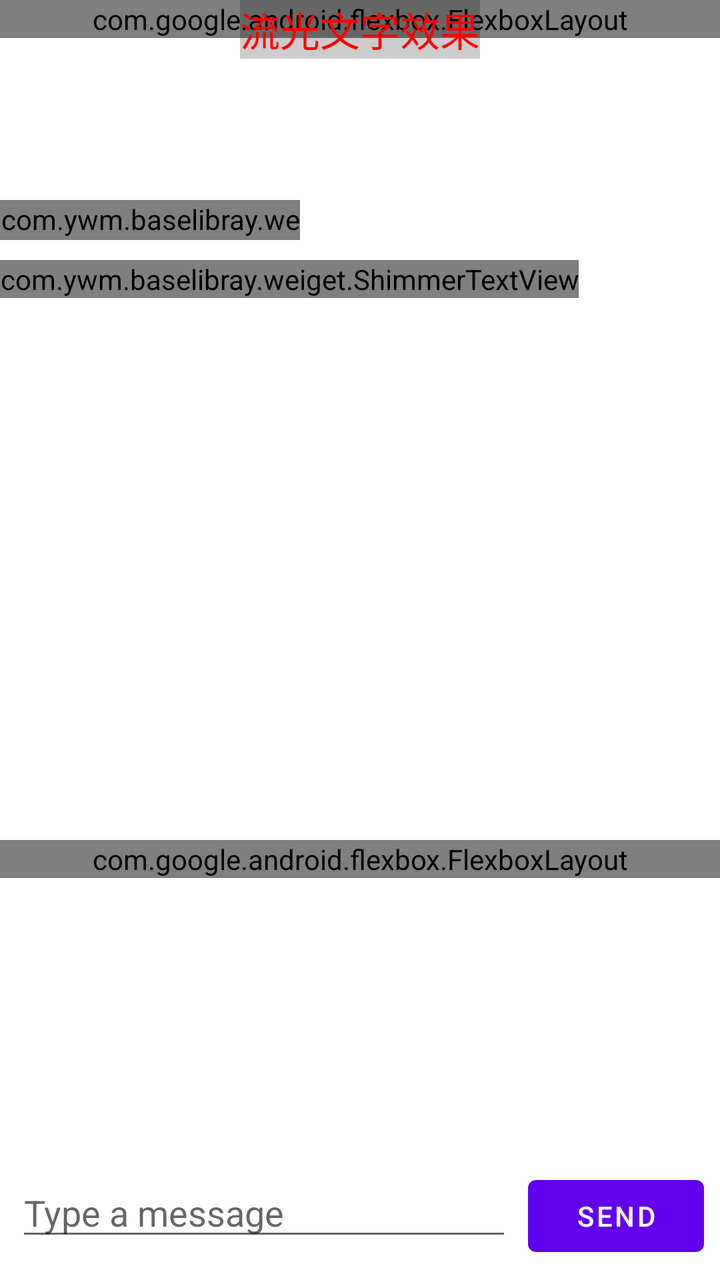
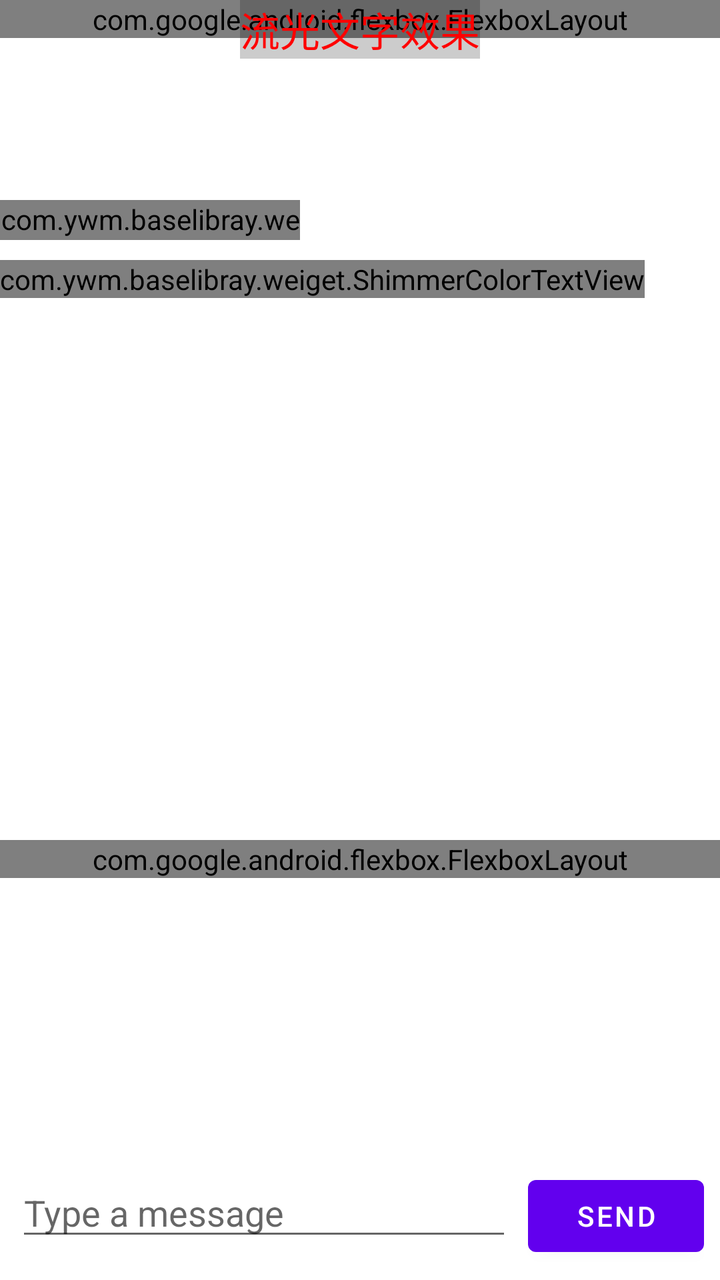

Before-and-after screenshots of an Android layout around one commit, followed by the original layout XML and the change that was made.
<!-- AndroidManifest.xml: application theme Theme.FirstApplication -->
<!-- res/layout/activity_main.xml -->
<?xml version="1.0" encoding="utf-8"?>
<androidx.constraintlayout.widget.ConstraintLayout xmlns:android="http://schemas.android.com/apk/res/android"
    xmlns:app="http://schemas.android.com/apk/res-auto"
    android:layout_width="match_parent"
    android:layout_height="match_parent"
    xmlns:tools="http://schemas.android.com/tools">

    <androidx.recyclerview.widget.RecyclerView
        android:id="@+id/recyclerView"
        android:layout_width="0dp"
        android:layout_height="550dp"
        tools:listitem="@layout/item_message"
        app:layout_constraintEnd_toEndOf="parent"
        app:layout_constraintStart_toStartOf="parent"
        app:layout_constraintTop_toTopOf="parent" />
    <com.ywm.baselibray.weiget.ColorfulShineTextView
        android:background="#333333"
        app:layout_constraintStart_toStartOf="parent"
        app:layout_constraintTop_toTopOf="parent"
        android:layout_width="150dp"
        android:layout_marginTop="100dp"
        android:layout_height="20dp"
        android:textSize="14sp"
        android:text="彩色流光文字adfadf"
        app:gradientColors="@array/rainbow_colors"
        app:shineEnabled="true"
        app:shineSpeed="15"
        app:shineColors="@array/gold_shine_colors" />
    <com.ywm.baselibray.weiget.ShimmerTextView
        app:layout_constraintStart_toStartOf="parent"
        app:layout_constraintTop_toTopOf="parent"
        android:id="@+id/shimmer"
        android:layout_marginTop="130dp"

        android:layout_width="wrap_content"
        android:layout_height="wrap_content"
        android:text="+ 流光效果文字dafadfasdfasd"
        android:textSize="24sp"
        app:shimmerAngle="20"
        app:shimmerColor="#80FFFFFF"
        app:shimmerEnabled="true"
        app:shimmerSpeed="1500"
        app:shimmergradientColors="@array/rainbow_colors" />
    <Button
        android:id="@+id/newMsgCome"
        android:layout_width="wrap_content"
        android:layout_height="wrap_content"
        android:visibility="gone"
        app:layout_constraintBottom_toBottomOf="@id/recyclerView"
        app:layout_constraintRight_toRightOf="@id/recyclerView"
        android:layout_marginStart="8dp"
        android:text="新消息" />
    <ImageView
        android:id="@+id/image"
        android:layout_width="200dp"
        android:layout_height="200dp"
        app:layout_constraintBottom_toBottomOf="parent"
        app:layout_constraintLeft_toLeftOf="parent"
        app:layout_constraintRight_toRightOf="parent"
        app:layout_constraintTop_toTopOf="parent" />
    <com.google.android.flexbox.FlexboxLayout
        android:layout_width="match_parent"
        app:layout_constraintStart_toStartOf="parent"
        app:layout_constraintEnd_toEndOf="parent"
        app:layout_constraintLeft_toLeftOf="@id/image"
        app:layout_constraintTop_toBottomOf="@id/image"
        android:layout_height="wrap_content">
        <LinearLayout
            android:layout_width="match_parent"
            android:orientation="vertical"
            android:layout_height="wrap_content">
            <com.ywm.baselibray.weiget.ShineViewWrapper
                android:id="@+id/shineView"
                app:layout_constraintStart_toStartOf="parent"
                app:layout_constraintEnd_toEndOf="parent"
                app:layout_constraintLeft_toLeftOf="@id/image"
                app:layout_constraintTop_toBottomOf="@id/image"
                android:layout_width="190dp"
                android:layout_height="50dp">
                <Button
                    android:id="@+id/picker"
                    android:layout_width="210dp"
                    android:layout_height="40dp"
                    android:text="选图片"
                    android:textColor="@color/white"
                    android:textSize="14sp"
                    android:gravity="center"
                    app:layout_constraintLeft_toLeftOf="@id/image"
                    app:layout_constraintTop_toBottomOf="@id/image" />
            </com.ywm.baselibray.weiget.ShineViewWrapper>


            <Button
                android:id="@+id/pag"
                android:layout_width="190dp"
                android:layout_height="40dp"
                android:background="@color/blue"
                android:gravity="center"
                android:textColor="@color/white"

                android:text="pag图片"/>
            <Button
                android:id="@+id/game"
                android:background="@color/blue"
                android:gravity="center"
                android:textColor="@color/white"

                android:layout_width="210dp"
                android:layout_height="40dp"
                android:text="game" />
            <Button
                android:id="@+id/vap"
                android:textColor="@color/white"
                android:background="@color/blue"
                android:layout_width="210dp"
                android:layout_height="40dp"
                android:gravity="center"
                android:text="vap" />
        </LinearLayout>

        <LinearLayout
            android:layout_width="match_parent"
            android:orientation="vertical"
            android:gravity="center"
            app:layout_constraintLeft_toLeftOf="@id/vap"
            app:layout_constraintTop_toBottomOf="@id/vap"
            android:layout_height="wrap_content">
            <Button
                android:id="@+id/scale"
                android:layout_width="100dp"
                android:layout_height="40dp"
                android:text="伸缩布局" />
            <Button
                android:id="@+id/dialogUtils"
                android:layout_width="100dp"
                android:layout_height="40dp"
                android:text="dialog utils"
                app:layout_constraintLeft_toLeftOf="@id/vap"
                app:layout_constraintTop_toBottomOf="@id/vap" />
            <Button
                android:id="@+id/scoreview"
                android:layout_width="100dp"
                android:layout_height="40dp"
                android:text="scoreview"
                app:layout_constraintLeft_toLeftOf="@id/dialogUtils"
                app:layout_constraintTop_toBottomOf="@id/dialogUtils" />
        </LinearLayout>
    </com.google.android.flexbox.FlexboxLayout>



    <com.google.android.flexbox.FlexboxLayout
        android:id="@+id/fl1"
        android:layout_width="match_parent"
        android:layout_height="wrap_content"
        android:orientation="vertical"
        android:visibility="visible"
        app:alignItems="center"
        app:alignContent="center"
        app:justifyContent="center"
        app:flexDirection="row"
        app:flexWrap="wrap"
        app:layout_constraintStart_toStartOf="parent"
        app:layout_constraintTop_toTopOf="parent">













        <TextView
            android:id="@+id/txt1"
            android:layout_width="wrap_content"
            android:layout_height="45dp"
            android:layout_marginHorizontal="2dp"
            android:background="@color/black"
            android:gravity="center"
            android:paddingHorizontal="3dp"
            android:text="adfasd"
            android:textColor="@color/white" />
        <ImageView
            android:id="@+id/iv_1"
            android:layout_width="45dp"
            android:layout_marginTop="80dp"
            android:layout_height="45dp"
            android:layout_marginHorizontal="2dp"
            android:gravity="center"
            android:background="#f5f5f5"
            android:paddingHorizontal="3dp"
            android:text="adfasd"
            android:textColor="@color/white" />
        <ImageView
            android:id="@+id/iv_2"
            android:background="#f5f5f5"
            android:layout_width="45dp"
            android:layout_marginTop="80dp"
            android:layout_height="45dp"
            android:layout_marginHorizontal="2dp"
            android:gravity="center"
            android:paddingHorizontal="3dp"
            android:text="adfasd"
            android:textColor="@color/white" />
        <TextView
            android:id="@+id/txt2"
            android:layout_width="wrap_content"
            android:layout_height="45dp"
            android:layout_marginHorizontal="2dp"
            android:background="@color/black"
            android:gravity="center"
            android:paddingHorizontal="3dp"
            android:text="adfasd"
            android:textColor="@color/white" />

        <TextView
            android:id="@+id/txt3"
            android:visibility="gone"
            android:layout_width="wrap_content"
            android:layout_height="35dp"
            android:layout_marginHorizontal="2dp"
            android:background="@color/black"
            android:gravity="center"
            android:paddingHorizontal="3dp"
            android:text="adfasdafdadfsasdf"
            android:textColor="@color/white" />

    </com.google.android.flexbox.FlexboxLayout>

    <com.google.android.flexbox.FlexboxLayout
        android:id="@+id/fl2"
        android:layout_width="200dp"
        android:layout_height="wrap_content"
        android:layout_marginTop="20dp"
        android:orientation="vertical"
        android:visibility="gone"
        app:flexDirection="row"
        app:layout_constraintStart_toStartOf="parent"
        app:layout_constraintTop_toBottomOf="@+id/fl1">

        <TextView
            android:layout_width="wrap_content"
            android:layout_height="25dp"
            android:background="@color/black"
            android:gravity="center"
            android:text="adfasdafdadfsasdf"
            android:textColor="@color/white" />

        <TextView
            android:layout_width="wrap_content"
            android:layout_height="25dp"
            android:background="@color/black"
            android:gravity="center"
            android:text="adfasdafdadfsasdf"
            android:textColor="@color/white" />

        <TextView
            android:layout_width="wrap_content"
            android:layout_height="25dp"
            android:background="@color/black"
            android:gravity="center"
            android:text="adfasdafdadfsasdf"
            android:textColor="@color/white" />

    </com.google.android.flexbox.FlexboxLayout>

    <androidx.constraintlayout.widget.ConstraintLayout
        android:layout_width="match_parent"
        android:layout_height="wrap_content"
        android:layout_marginTop="20dp"
        android:visibility="gone"
        app:layout_constraintStart_toStartOf="parent"
        app:layout_constraintTop_toBottomOf="@+id/fl2">

        <TextView
            android:id="@+id/tv1"
            android:layout_width="wrap_content"
            android:layout_height="25dp"
            android:background="#ffeeff"
            android:gravity="center_vertical"
            android:text="adfasdafdadfsasdf"
            android:textColor="@color/white"
            android:ellipsize="end"
            android:maxLines="1"
            app:layout_constraintHorizontal_bias="0"
            app:layout_constraintStart_toStartOf="parent"
            app:layout_constraintTop_toTopOf="parent"
            app:layout_constraintBottom_toBottomOf="parent"
            app:layout_constraintEnd_toStartOf="@id/barrier"
        app:layout_constrainedWidth="true" />  

        <androidx.constraintlayout.widget.Barrier
            android:id="@+id/barrier"
            android:layout_width="wrap_content"
            android:layout_height="wrap_content"
            app:barrierDirection="end"
            app:constraint_referenced_ids="ll1"
            app:layout_constraintEnd_toEndOf="parent"
            app:layout_constraintTop_toTopOf="parent"
            app:layout_constraintBottom_toBottomOf="parent" />

        <LinearLayout
            android:id="@+id/ll1"
            android:layout_width="wrap_content"
            android:layout_height="wrap_content"
            android:background="#ee00ee"
            android:orientation="horizontal"
            app:layout_constraintEnd_toEndOf="parent"
            app:layout_constraintTop_toTopOf="parent"
            app:layout_constraintBottom_toBottomOf="parent">

            <TextView
                android:id="@+id/tv2"
                android:layout_width="wrap_content"
                android:layout_height="15dp"
                android:background="#f0f0"
                android:gravity="center"
                android:text="asadffsdf"
                android:textColor="@color/white" />

            <TextView
                android:id="@+id/tv4"
                android:layout_width="wrap_content"
                android:layout_height="15dp"
                android:background="#f0f0f0"
                android:gravity="center"
                android:text="adfasdafdadfsasdf"
                android:textColor="@color/white" />

            <TextView
                android:id="@+id/tv3"
                android:layout_width="wrap_content"
                android:layout_height="15dp"
                android:background="@color/black"
                android:gravity="center"
                android:text="adfasdafdadfsasdf"
                android:textColor="@color/white" />

        </LinearLayout>

    </androidx.constraintlayout.widget.ConstraintLayout>
    <LinearLayout
        android:id="@+id/inputLayout"
        android:layout_width="0dp"
        android:layout_height="wrap_content"
        android:orientation="horizontal"
        android:padding="8dp"
        app:layout_constraintBottom_toBottomOf="parent"
        app:layout_constraintEnd_toEndOf="parent"
        app:layout_constraintStart_toStartOf="parent">

        <EditText
            android:id="@+id/editText"
            android:layout_width="0dp"
            android:layout_height="wrap_content"
            android:layout_weight="1"
            android:hint="Type a message"
            android:imeOptions="actionSend"
            android:inputType="text"
            android:maxLines="3" />

        <Button
            android:id="@+id/sendButton"
            android:layout_width="wrap_content"
            android:layout_height="wrap_content"
            android:layout_marginStart="8dp"
            android:text="Send" />

    </LinearLayout>






        <TextView
            app:layout_constraintStart_toStartOf="parent"
            app:layout_constraintTop_toTopOf="parent"
            app:layout_constraintEnd_toEndOf="parent"
            android:id="@+id/shineTextView"
            android:layout_width="wrap_content"
            android:layout_height="wrap_content"

            android:text="流光文字效果"
            android:textSize="20sp"
            android:textColor="#FF0000"
            android:background="#33000000"
            />
















    <com.ywm.baselibray.weiget.SwipeDismissConstraintLayout
        app:layout_constraintTop_toTopOf="parent"
        android:id="@+id/testFrameLayout"
        android:visibility="gone"
        android:layout_width="match_parent"
        android:layout_height="200dp"
        android:background="#2196F3"
        android:clickable="true"
        android:focusable="true">

        <androidx.constraintlayout.widget.ConstraintLayout
            android:id="@+id/testButton"
            android:background="@color/white"
            android:layout_width="150dp"
            android:layout_height="200dp"
            app:layout_constraintStart_toStartOf="parent"
            app:layout_constraintEnd_toEndOf="parent"
            app:layout_constraintTop_toTopOf="parent"
            android:layout_gravity="center"
            android:text="Test Button"
            android:padding="16dp" />

    </com.ywm.baselibray.weiget.SwipeDismissConstraintLayout>
</androidx.constraintlayout.widget.ConstraintLayout>
<!-- res/layout/item_message.xml (included above) -->
<?xml version="1.0" encoding="utf-8"?>
<LinearLayout xmlns:android="http://schemas.android.com/apk/res/android"
    xmlns:app="http://schemas.android.com/apk/res-auto"
    xmlns:tools="http://schemas.android.com/tools"
    android:layout_width="match_parent"
    android:layout_height="wrap_content"
    android:background="@drawable/bg_white_20"
    android:orientation="vertical"
    android:padding="12dp">

    <TextView
        android:id="@+id/messageText"
        android:layout_width="match_parent"
        android:layout_height="wrap_content"
        android:text="1322"
        android:textColor="@android:color/black"
        android:textSize="16sp" />

    <TextView
        android:id="@+id/timestampText"
        android:layout_width="match_parent"
        android:layout_height="wrap_content"
        android:layout_marginTop="4dp"
        android:text="12:02"
        android:textColor="@android:color/darker_gray"
        android:textSize="12sp" />

    <com.ywm.baselibray.weiget.ShimmerTextView
        android:id="@+id/shimmer"
        android:layout_width="wrap_content"
        android:layout_height="wrap_content"
        android:text="+ 流光效果文字dafadfasdfasd"
        android:textSize="24sp"
        app:shimmerAngle="20"
        app:shimmerColor="#80FFFFFF"
        app:shimmerEnabled="true"
        app:shimmerSpeed="1500"
        app:shimmergradientColors="@array/rainbow_colors" />
</LinearLayout>
<!-- resources referenced by this layout -->
<resources>
  <array name="gold_shine_colors">
          <item>@android:color/transparent</item>
          <item>@color/gold</item>
          <item>@android:color/transparent</item>
      </array>
  <array name="rainbow_colors">
          <item>@color/red</item>
          <item>@color/blue</item>
          <item>@color/purple</item>
          <item>@color/green</item>
      </array>
  <color name="black">#FF000000</color>
  <color name="blue">#FF1976D2</color>
  <color name="white">#FFFFFFFF</color>
  <!-- drawable bg_white_20 (drawable) -->
  <?xml version="1.0" encoding="utf-8"?>
  <shape android:shape="rectangle" xmlns:android="http://schemas.android.com/apk/res/android">
      <corners android:radius="20dp"/>
      <solid android:color="#ff55ff"/>
  
  </shape>
  <style name="Theme.FirstApplication" parent="Theme.MaterialComponents.DayNight.NoActionBar">
          
          <item name="colorPrimary">@color/purple_500</item>
          <item name="colorPrimaryVariant">@color/purple_700</item>
          <item name="colorOnPrimary">@color/white</item>
          
          <item name="colorSecondary">@color/teal_200</item>
          <item name="android:windowNoTitle">true</item>
  
          <item name="colorSecondaryVariant">@color/teal_700</item>
          <item name="colorOnSecondary">@color/black</item>
          
          <item name="android:statusBarColor">?attr/colorPrimaryVariant</item>
          
      </style>
  <color name="gold">#FFFFD700</color>
  <color name="red">#FFD32F2F</color>
  <color name="purple">#FF7B1FA2</color>
  <color name="green">#FF388E3C</color>
  <color name="purple_500">#FF6200EE</color>
  <color name="purple_700">#FF3700B3</color>
  <color name="teal_200">#FF03DAC5</color>
  <color name="teal_700">#FF018786</color>
</resources>

<!-- the commit's change to res/layout/activity_main.xml (unified diff, before → after) -->
@@ -26,20 +26,27 @@
         app:shineEnabled="true"
         app:shineSpeed="15"
         app:shineColors="@array/gold_shine_colors" />
-    <com.ywm.baselibray.weiget.ShimmerTextView
+
+
+
+
+
+
+
+
+
+    <com.ywm.baselibray.weiget.ShimmerColorTextView
         app:layout_constraintStart_toStartOf="parent"
         app:layout_constraintTop_toTopOf="parent"
         android:id="@+id/shimmer"
         android:layout_marginTop="130dp"
-
         android:layout_width="wrap_content"
         android:layout_height="wrap_content"
-        android:text="+ 流光效果文字dafadfasdfasd"
+        android:text="+看看看看看看"
         android:textSize="24sp"
         app:shimmerAngle="20"
-        app:shimmerColor="#80FFFFFF"
         app:shimmerEnabled="true"
-        app:shimmerSpeed="1500"
+        app:shimmerSpeed="2500"
         app:shimmergradientColors="@array/rainbow_colors" />
     <Button
         android:id="@+id/newMsgCome"
@@ -438,7 +445,7 @@
     xmlns:tools="http://schemas.android.com/tools"
     android:layout_width="match_parent"
     android:layout_height="wrap_content"
-    android:background="@drawable/bg_white_20"
+    android:background="@color/white"
     android:orientation="vertical"
     android:padding="12dp">
 
@@ -459,15 +466,15 @@
         android:textColor="@android:color/darker_gray"
         android:textSize="12sp" />
 
-    <com.ywm.baselibray.weiget.ShimmerTextView
+    <com.ywm.baselibray.weiget.ShimmerColorTextView
         android:id="@+id/shimmer"
         android:layout_width="wrap_content"
         android:layout_height="wrap_content"
-        android:text="+ 流光效果文字dafadfasdfasd"
+        android:text="+流光效果文字"
         android:textSize="24sp"
         app:shimmerAngle="20"
         app:shimmerColor="#80FFFFFF"
         app:shimmerEnabled="true"
-        app:shimmerSpeed="1500"
+        app:shimmerSpeed="2500"
         app:shimmergradientColors="@array/rainbow_colors" />
 </LinearLayout>
<!-- resource entries referenced after the edit -->
@@ -14,13 +14,6 @@
   <color name="black">#FF000000</color>
   <color name="blue">#FF1976D2</color>
   <color name="white">#FFFFFFFF</color>
-  <!-- drawable bg_white_20 (drawable) -->
-  <?xml version="1.0" encoding="utf-8"?>
-  <shape android:shape="rectangle" xmlns:android="http://schemas.android.com/apk/res/android">
-      <corners android:radius="20dp"/>
-      <solid android:color="#ff55ff"/>
-  
-  </shape>
   <style name="Theme.FirstApplication" parent="Theme.MaterialComponents.DayNight.NoActionBar">
           
           <item name="colorPrimary">@color/purple_500</item>
